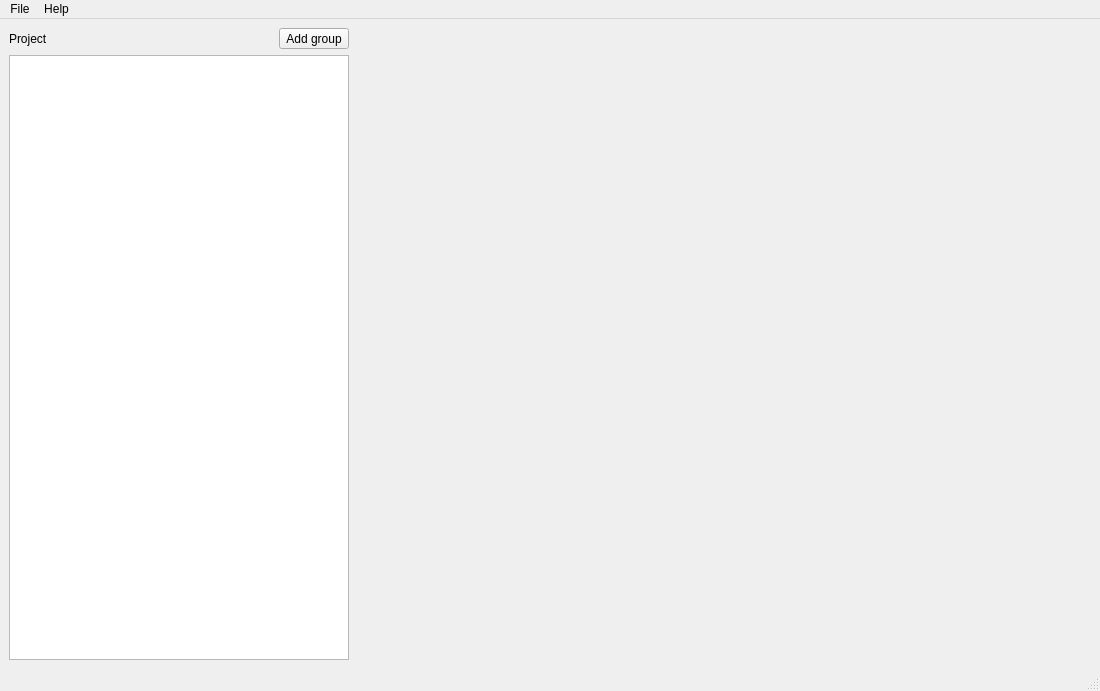
pfechd/jabe, file src/ui/mainwindow.ui: the form before one commit.
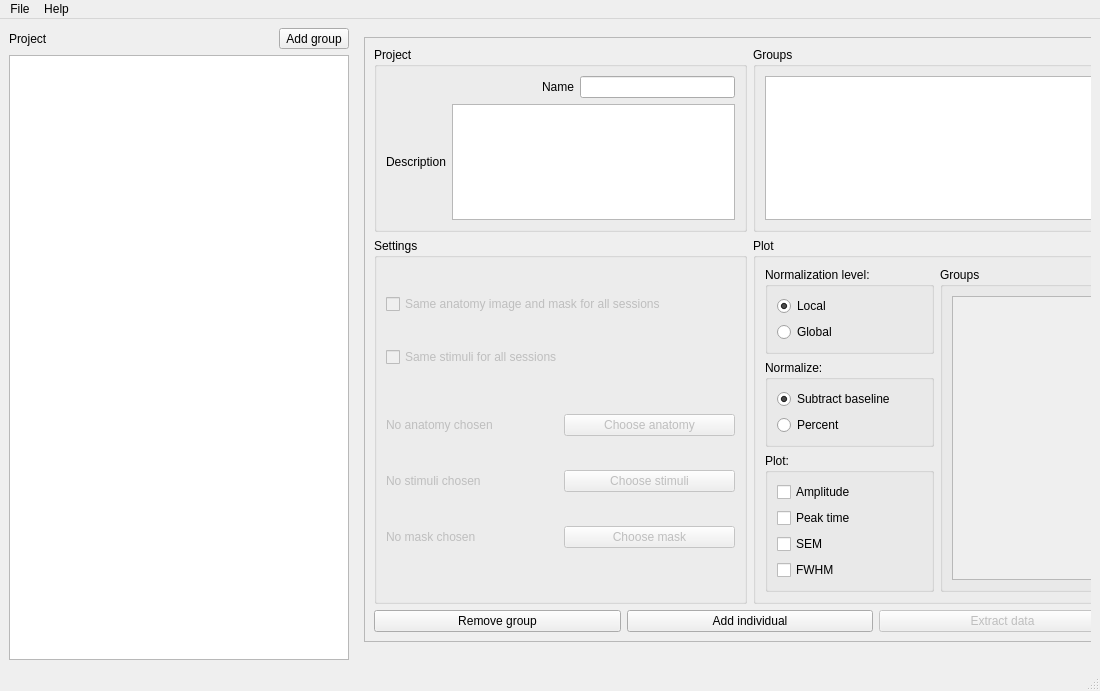
The form after the commit. The open tabs and pages were chosen to show the change.

Commit message: Add project level to stacked widget

The edit to the form file:
```diff
--- a/src/ui/mainwindow.ui
+++ b/src/ui/mainwindow.ui
@@ -113,6 +113,479 @@
       <property name="currentIndex">
        <number>0</number>
       </property>
+      <widget class="QWidget" name="project_page">
+       <widget class="QFrame" name="frame_4">
+        <property name="geometry">
+         <rect>
+          <x>9</x>
+          <y>9</y>
+          <width>772</width>
+          <height>605</height>
+         </rect>
+        </property>
+        <property name="frameShape">
+         <enum>QFrame::StyledPanel</enum>
+        </property>
+        <property name="frameShadow">
+         <enum>QFrame::Raised</enum>
+        </property>
+        <layout class="QVBoxLayout" name="verticalLayout_27">
+         <item>
+          <layout class="QGridLayout" name="gridLayout_4">
+           <item row="0" column="0">
+            <widget class="QGroupBox" name="groupBox_19">
+             <property name="title">
+              <string>Project</string>
+             </property>
+             <property name="flat">
+              <bool>false</bool>
+             </property>
+             <layout class="QVBoxLayout" name="verticalLayout_6">
+              <item>
+               <layout class="QHBoxLayout" name="horizontalLayout_25">
+                <item>
+                 <spacer name="horizontalSpacer_5">
+                  <property name="orientation">
+                   <enum>Qt::Horizontal</enum>
+                  </property>
+                  <property name="sizeHint" stdset="0">
+                   <size>
+                    <width>40</width>
+                    <height>20</height>
+                   </size>
+                  </property>
+                 </spacer>
+                </item>
+                <item>
+                 <widget class="QLabel" name="label_7">
+                  <property name="text">
+                   <string>Name</string>
+                  </property>
+                 </widget>
+                </item>
+                <item>
+                 <widget class="QLineEdit" name="group_name_2"/>
+                </item>
+               </layout>
+              </item>
+              <item>
+               <layout class="QHBoxLayout" name="horizontalLayout_26">
+                <item>
+                 <widget class="QLabel" name="label_8">
+                  <property name="text">
+                   <string>Description</string>
+                  </property>
+                 </widget>
+                </item>
+                <item>
+                 <widget class="QTextEdit" name="group_description_2"/>
+                </item>
+               </layout>
+              </item>
+             </layout>
+            </widget>
+           </item>
+           <item row="0" column="1">
+            <widget class="QGroupBox" name="groupBox_22">
+             <property name="title">
+              <string>Groups</string>
+             </property>
+             <property name="flat">
+              <bool>false</bool>
+             </property>
+             <layout class="QVBoxLayout" name="verticalLayout_30">
+              <item>
+               <widget class="QTreeWidget" name="individual_overview_tree_2">
+                <property name="autoScroll">
+                 <bool>false</bool>
+                </property>
+                <attribute name="headerVisible">
+                 <bool>false</bool>
+                </attribute>
+                <column>
+                 <property name="text">
+                  <string notr="true">1</string>
+                 </property>
+                </column>
+               </widget>
+              </item>
+             </layout>
+            </widget>
+           </item>
+           <item row="1" column="0">
+            <widget class="QGroupBox" name="groupBox_23">
+             <property name="title">
+              <string>Settings</string>
+             </property>
+             <layout class="QVBoxLayout" name="verticalLayout_14">
+              <item>
+               <widget class="QCheckBox" name="checkBox_5">
+                <property name="enabled">
+                 <bool>false</bool>
+                </property>
+                <property name="text">
+                 <string>Same anatomy image and mask for all sessions</string>
+                </property>
+               </widget>
+              </item>
+              <item>
+               <widget class="QCheckBox" name="checkBox_6">
+                <property name="enabled">
+                 <bool>false</bool>
+                </property>
+                <property name="text">
+                 <string>Same stimuli for all sessions</string>
+                </property>
+               </widget>
+              </item>
+              <item>
+               <layout class="QGridLayout" name="gridLayout_8">
+                <property name="sizeConstraint">
+                 <enum>QLayout::SetDefaultConstraint</enum>
+                </property>
+                <property name="topMargin">
+                 <number>0</number>
+                </property>
+                <item row="0" column="1">
+                 <widget class="QPushButton" name="anatomy_btn_group_2">
+                  <property name="enabled">
+                   <bool>false</bool>
+                  </property>
+                  <property name="text">
+                   <string>Choose anatomy</string>
+                  </property>
+                 </widget>
+                </item>
+                <item row="1" column="1">
+                 <widget class="QPushButton" name="stimuli_btn_group_2">
+                  <property name="enabled">
+                   <bool>false</bool>
+                  </property>
+                  <property name="text">
+                   <string>Choose stimuli</string>
+                  </property>
+                 </widget>
+                </item>
+                <item row="2" column="0">
+                 <widget class="QLabel" name="maskLabel_6">
+                  <property name="enabled">
+                   <bool>false</bool>
+                  </property>
+                  <property name="minimumSize">
+                   <size>
+                    <width>0</width>
+                    <height>50</height>
+                   </size>
+                  </property>
+                  <property name="text">
+                   <string>No mask chosen</string>
+                  </property>
+                  <property name="wordWrap">
+                   <bool>true</bool>
+                  </property>
+                  <property name="margin">
+                   <number>0</number>
+                  </property>
+                 </widget>
+                </item>
+                <item row="2" column="1">
+                 <widget class="QPushButton" name="mask_btn_group_2">
+                  <property name="enabled">
+                   <bool>false</bool>
+                  </property>
+                  <property name="text">
+                   <string>Choose mask</string>
+                  </property>
+                 </widget>
+                </item>
+                <item row="1" column="0">
+                 <widget class="QLabel" name="stimuliLabel_6">
+                  <property name="enabled">
+                   <bool>false</bool>
+                  </property>
+                  <property name="sizePolicy">
+                   <sizepolicy hsizetype="Preferred" vsizetype="Minimum">
+                    <horstretch>0</horstretch>
+                    <verstretch>0</verstretch>
+                   </sizepolicy>
+                  </property>
+                  <property name="minimumSize">
+                   <size>
+                    <width>0</width>
+                    <height>50</height>
+                   </size>
+                  </property>
+                  <property name="text">
+                   <string>No stimuli chosen</string>
+                  </property>
+                  <property name="wordWrap">
+                   <bool>true</bool>
+                  </property>
+                  <property name="margin">
+                   <number>0</number>
+                  </property>
+                 </widget>
+                </item>
+                <item row="0" column="0">
+                 <widget class="QLabel" name="brainLabel_6">
+                  <property name="enabled">
+                   <bool>false</bool>
+                  </property>
+                  <property name="sizePolicy">
+                   <sizepolicy hsizetype="Preferred" vsizetype="Fixed">
+                    <horstretch>0</horstretch>
+                    <verstretch>0</verstretch>
+                   </sizepolicy>
+                  </property>
+                  <property name="minimumSize">
+                   <size>
+                    <width>0</width>
+                    <height>50</height>
+                   </size>
+                  </property>
+                  <property name="baseSize">
+                   <size>
+                    <width>0</width>
+                    <height>0</height>
+                   </size>
+                  </property>
+                  <property name="text">
+                   <string>No anatomy chosen                               </string>
+                  </property>
+                  <property name="wordWrap">
+                   <bool>true</bool>
+                  </property>
+                  <property name="margin">
+                   <number>0</number>
+                  </property>
+                 </widget>
+                </item>
+               </layout>
+              </item>
+             </layout>
+            </widget>
+           </item>
+           <item row="1" column="1">
+            <widget class="QGroupBox" name="groupBox_24">
+             <property name="title">
+              <string>Plot</string>
+             </property>
+             <layout class="QHBoxLayout" name="horizontalLayout_8">
+              <item>
+               <layout class="QVBoxLayout" name="verticalLayout_8">
+                <item>
+                 <widget class="QGroupBox" name="groupBox_25">
+                  <property name="title">
+                   <string>Normalization level:</string>
+                  </property>
+                  <property name="flat">
+                   <bool>true</bool>
+                  </property>
+                  <layout class="QVBoxLayout" name="verticalLayout_19">
+                   <item>
+                    <widget class="QRadioButton" name="local_normalization_group_btn_2">
+                     <property name="enabled">
+                      <bool>true</bool>
+                     </property>
+                     <property name="text">
+                      <string>Local</string>
+                     </property>
+                     <property name="checked">
+                      <bool>true</bool>
+                     </property>
+                    </widget>
+                   </item>
+                   <item>
+                    <widget class="QRadioButton" name="global_normalization_group_btn_2">
+                     <property name="enabled">
+                      <bool>true</bool>
+                     </property>
+                     <property name="text">
+                      <string>Global</string>
+                     </property>
+                    </widget>
+                   </item>
+                  </layout>
+                 </widget>
+                </item>
+                <item>
+                 <widget class="QGroupBox" name="groupBox_26">
+                  <property name="title">
+                   <string>Normalize:</string>
+                  </property>
+                  <property name="flat">
+                   <bool>true</bool>
+                  </property>
+                  <layout class="QVBoxLayout" name="verticalLayout_31">
+                   <item>
+                    <widget class="QRadioButton" name="subtract_group_btn_2">
+                     <property name="enabled">
+                      <bool>true</bool>
+                     </property>
+                     <property name="text">
+                      <string>Subtract baseline</string>
+                     </property>
+                     <property name="checked">
+                      <bool>true</bool>
+                     </property>
+                    </widget>
+                   </item>
+                   <item>
+                    <widget class="QRadioButton" name="percent_group_btn_2">
+                     <property name="enabled">
+                      <bool>true</bool>
+                     </property>
+                     <property name="text">
+                      <string>Percent</string>
+                     </property>
+                    </widget>
+                   </item>
+                  </layout>
+                 </widget>
+                </item>
+                <item>
+                 <widget class="QGroupBox" name="groupBox_27">
+                  <property name="title">
+                   <string>Plot:</string>
+                  </property>
+                  <property name="flat">
+                   <bool>true</bool>
+                  </property>
+                  <layout class="QVBoxLayout" name="verticalLayout_32">
+                   <item>
+                    <widget class="QCheckBox" name="checkbox_amplitude_group_2">
+                     <property name="enabled">
+                      <bool>true</bool>
+                     </property>
+                     <property name="text">
+                      <string>Amplitude</string>
+                     </property>
+                    </widget>
+                   </item>
+                   <item>
+                    <widget class="QCheckBox" name="checkbox_peak_group_2">
+                     <property name="enabled">
+                      <bool>true</bool>
+                     </property>
+                     <property name="text">
+                      <string>Peak time</string>
+                     </property>
+                    </widget>
+                   </item>
+                   <item>
+                    <widget class="QCheckBox" name="checkbox_sem_group_2">
+                     <property name="enabled">
+                      <bool>true</bool>
+                     </property>
+                     <property name="text">
+                      <string>SEM</string>
+                     </property>
+                    </widget>
+                   </item>
+                   <item>
+                    <widget class="QCheckBox" name="checkbox_fwhm_group_2">
+                     <property name="enabled">
+                      <bool>true</bool>
+                     </property>
+                     <property name="text">
+                      <string>FWHM</string>
+                     </property>
+                    </widget>
+                   </item>
+                  </layout>
+                 </widget>
+                </item>
+               </layout>
+              </item>
+              <item>
+               <widget class="QGroupBox" name="groupBox_28">
+                <property name="title">
+                 <string>Groups</string>
+                </property>
+                <property name="flat">
+                 <bool>true</bool>
+                </property>
+                <layout class="QVBoxLayout" name="verticalLayout_33">
+                 <item>
+                  <widget class="QScrollArea" name="scrollArea_3">
+                   <property name="sizePolicy">
+                    <sizepolicy hsizetype="Minimum" vsizetype="Expanding">
+                     <horstretch>0</horstretch>
+                     <verstretch>0</verstretch>
+                    </sizepolicy>
+                   </property>
+                   <property name="minimumSize">
+                    <size>
+                     <width>150</width>
+                     <height>0</height>
+                    </size>
+                   </property>
+                   <property name="widgetResizable">
+                    <bool>true</bool>
+                   </property>
+                   <widget class="QWidget" name="scrollAreaWidgetContents_3">
+                    <property name="geometry">
+                     <rect>
+                      <x>0</x>
+                      <y>0</y>
+                      <width>148</width>
+                      <height>314</height>
+                     </rect>
+                    </property>
+                    <layout class="QHBoxLayout" name="horizontalLayout_13">
+                     <item>
+                      <layout class="QVBoxLayout" name="individuals_plot_2">
+                       <property name="spacing">
+                        <number>6</number>
+                       </property>
+                       <property name="topMargin">
+                        <number>0</number>
+                       </property>
+                      </layout>
+                     </item>
+                    </layout>
+                   </widget>
+                  </widget>
+                 </item>
+                </layout>
+               </widget>
+              </item>
+             </layout>
+            </widget>
+           </item>
+          </layout>
+         </item>
+         <item>
+          <layout class="QHBoxLayout" name="horizontalLayout_14">
+           <item>
+            <widget class="QPushButton" name="remove_group_btn_2">
+             <property name="text">
+              <string>Remove group</string>
+             </property>
+            </widget>
+           </item>
+           <item>
+            <widget class="QPushButton" name="add_individual_btn_2">
+             <property name="text">
+              <string>Add individual</string>
+             </property>
+            </widget>
+           </item>
+           <item>
+            <widget class="QPushButton" name="extract_btn_group_2">
+             <property name="enabled">
+              <bool>false</bool>
+             </property>
+             <property name="text">
+              <string>Extract data</string>
+             </property>
+            </widget>
+           </item>
+          </layout>
+         </item>
+        </layout>
+       </widget>
+      </widget>
       <widget class="QWidget" name="group_page">
        <layout class="QHBoxLayout" name="horizontalLayout_3">
         <item>
```
Left out of the diff: 2 changed lines with no effect on the pictures.
